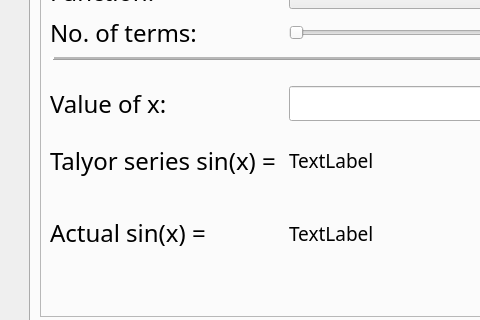
This is ui/gui.ui in PASs121/Taylor-Series-Approximation as Qt 5 draws it before an edit; both pictures show x 0 to 480 and y 93 to 413 of the 754 by 496 pixel window. The edited form follows.
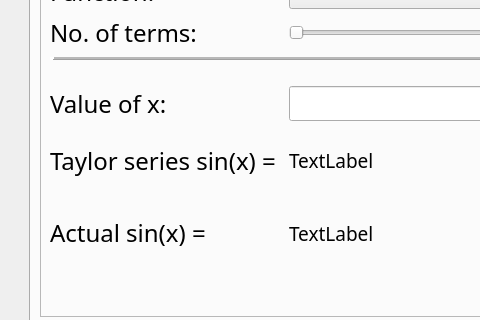
This is the edited form. The open tabs and pages were chosen to show the change.

Commit message: Add dynamically updating to labels.

Patch:
```diff
--- a/ui/gui.ui
+++ b/ui/gui.ui
@@ -198,7 +198,7 @@
               </font>
              </property>
              <property name="text">
-              <string>Talyor series sin(x) = </string>
+              <string>Taylor series sin(x) = </string>
              </property>
             </widget>
            </item>
```
Left out of the diff: 2 changed lines with no effect on the pictures. The commit also changes 1 other file.
